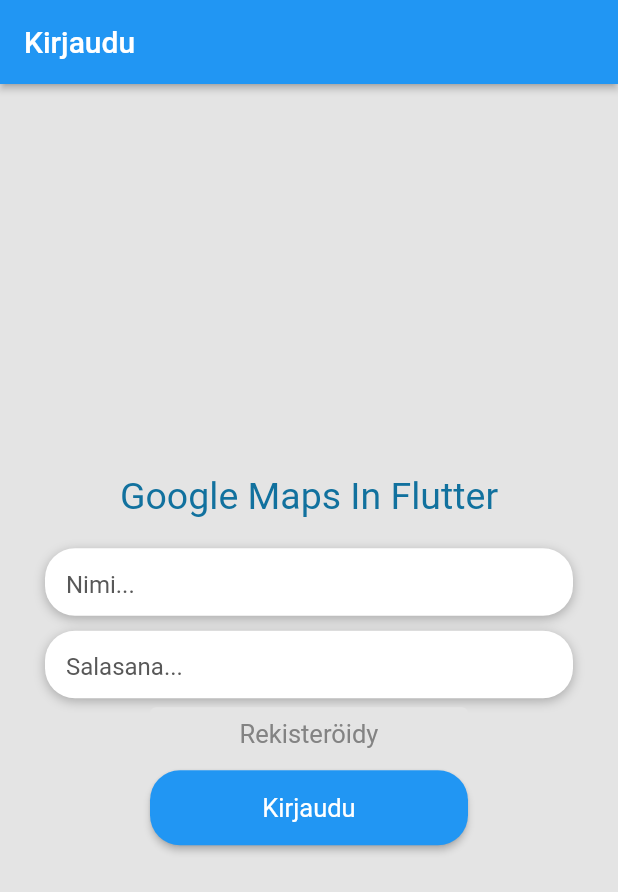
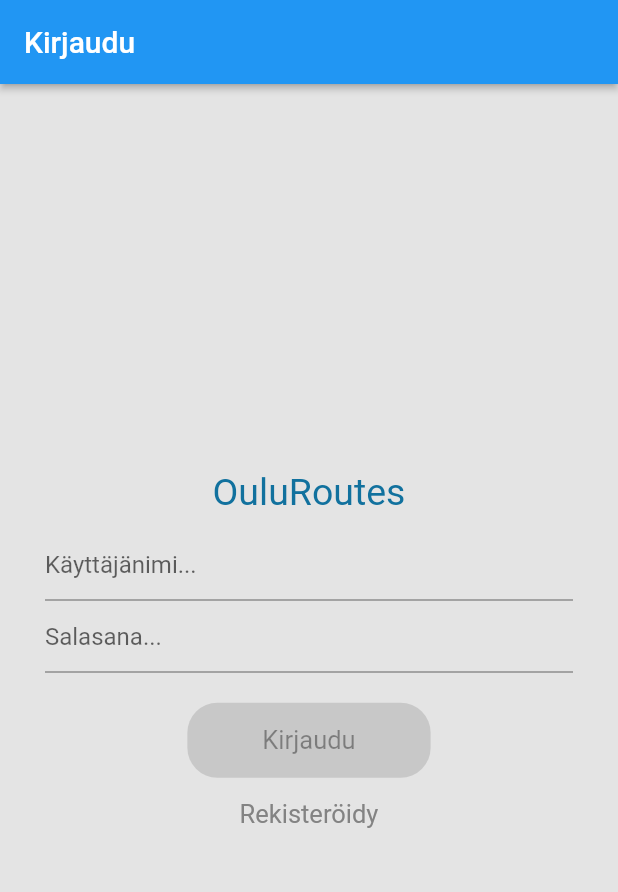
Before and after one commit to MobileProject10/MapApplication, a Flutter app: the screen it shows after launch, on a phone screen of 412 x 824 dp. Shown: the top 892 px of the screen. Run offline on Flutter 3.47's test engine with Material 2 defaults, Android fonts, the phone set to English and light mode, and no system bars; our stand-ins replace google_maps_flutter.

Commit message:
Kirjautumis -ja rekisteröintilomakkeen viimeistely

```diff
--- a/map_application/lib/LoginScreen.dart
+++ b/map_application/lib/LoginScreen.dart
@@ -4,68 +4,11 @@
 import 'RegisterScreen.dart';
 
 class LoginScreen extends StatefulWidget {
+  const LoginScreen({Key? key, required this.onSubmit}) : super(key: key);
+  final ValueChanged<String> onSubmit;
+
   @override
   State<StatefulWidget> createState() => _LoginScreenState();
-}
-
-Widget buildUsername() {
-  return Column(
-    crossAxisAlignment: CrossAxisAlignment.start,
-    children: <Widget>[
-      SizedBox(height: 10),
-      Container(
-        margin: EdgeInsets.only(left: 30, right: 30),
-        alignment: Alignment.centerLeft,
-        decoration: BoxDecoration(
-            color: Colors.white,
-            borderRadius: BorderRadius.circular(20),
-            boxShadow: [
-              BoxShadow(
-                  color: Colors.black26, blurRadius: 6, offset: Offset(0, 2))
-            ]),
-        height: 45,
-        child: TextField(
-          keyboardType: TextInputType.name,
-          style: TextStyle(color: Colors.black87),
-          decoration: InputDecoration(
-              border: InputBorder.none,
-              contentPadding: EdgeInsets.only(left: 14),
-              hintText: 'Nimi...',
-              hintStyle: TextStyle(color: Color.fromARGB(255, 88, 88, 88))),
-        ),
-      )
-    ],
-  );
-}
-
-Widget buildPassword() {
-  return Column(
-    crossAxisAlignment: CrossAxisAlignment.start,
-    children: <Widget>[
-      SizedBox(height: 10),
-      Container(
-        margin: EdgeInsets.only(left: 30, right: 30),
-        alignment: Alignment.centerLeft,
-        decoration: BoxDecoration(
-            color: Colors.white,
-            borderRadius: BorderRadius.circular(20),
-            boxShadow: [
-              BoxShadow(
-                  color: Colors.black26, blurRadius: 6, offset: Offset(0, 2))
-            ]),
-        height: 45,
-        child: TextField(
-          obscureText: true,
-          style: TextStyle(color: Colors.black87),
-          decoration: InputDecoration(
-              border: InputBorder.none,
-              contentPadding: EdgeInsets.only(left: 14),
-              hintText: 'Salasana...',
-              hintStyle: TextStyle(color: Color.fromARGB(255, 88, 88, 88))),
-        ),
-      )
-    ],
-  );
 }
 
 Widget buildRegisterBtn() {
@@ -73,10 +16,15 @@
     margin: EdgeInsets.only(left: 100, right: 100),
     width: double.infinity,
     child: ElevatedButton(
-      onPressed: () => {runApp(RegisterScreen())},
+      onPressed: () => {
+        runApp(RegisterScreen(
+          onSubmit: (String value) {},
+        ))
+      },
       style: ElevatedButton.styleFrom(
         primary: Color.fromARGB(255, 228, 228, 228),
         shadowColor: Colors.transparent,
+        elevation: 0,
       ),
       child: Text(
         'Rekisteröidy',
@@ -90,28 +38,57 @@
   );
 }
 
-Widget buildLoginBtn() {
-  return Container(
-    margin: EdgeInsets.only(left: 100, right: 100),
-    width: double.infinity,
-    child: ElevatedButton(
-      onPressed: () => {runApp(MyApp())},
-      style: ElevatedButton.styleFrom(
-          padding: EdgeInsets.all(15),
-          shape:
-              RoundedRectangleBorder(borderRadius: BorderRadius.circular(20))),
-      child: Text(
-        'Kirjaudu',
-        style: TextStyle(
-          fontSize: 17,
-          fontWeight: FontWeight.normal,
-        ),
-      ),
-    ),
-  );
-}
+class _LoginScreenState extends State<LoginScreen> {
+  final _controller = TextEditingController();
+  final _controller2 = TextEditingController();
 
-class _LoginScreenState extends State<LoginScreen> {
+  @override
+  void dispose() {
+    _controller.dispose();
+    _controller2.dispose();
+    super.dispose();
+  }
+
+  String? get _errorText {
+    // at any time, we can get the text from _controller.value.text
+    final text = _controller.value.text;
+    // Note: you can do your own custom validation here
+    // Move this logic this outside the widget for more testable code
+    if (text.isEmpty) {
+      return 'Kenttä ei voi olla tyhjä';
+    }
+    // return null if the text is valid
+    return null;
+  }
+
+  String? get _errorText2 {
+    // at any time, we can get the text from _controller.value.text
+    final text = _controller.value.text;
+    // Note: you can do your own custom validation here
+    // Move this logic this outside the widget for more testable code
+    if (text.isEmpty) {
+      return 'Kenttä ei voi olla tyhjä';
+    }
+    // return null if the text is valid
+    return null;
+  }
+
+  bool _submitted = false;
+
+  void _submit() {
+    setState(() => _submitted = true);
+    // if there is no error text
+    if (_errorText == null && _errorText2 == null) {
+      // notify the parent widget via the onSubmit callback
+      widget.onSubmit(_controller.value.text);
+      widget.onSubmit(_controller2.value.text);
+      runApp(MyApp());
+    }
+  }
+
+  final _text = '';
+  final _text2 = '';
+
   @override
   Widget build(BuildContext context) {
     return MaterialApp(
@@ -125,27 +102,67 @@
           child: GestureDetector(
             child: Stack(
               children: <Widget>[
+
                 Container(
+                  padding: EdgeInsets.only(left: 30, right: 30),
                   height: double.infinity,
                   width: double.infinity,
                   decoration: BoxDecoration(
                     color: Color.fromARGB(255, 228, 228, 228),
                   ),
+
                   child: Column(
                     mainAxisAlignment: MainAxisAlignment.center,
                     children: <Widget>[
+
                       Text(
-                        'Google Maps In Flutter',
+                        'OuluRoutes',
                         style: TextStyle(
                           color: Color.fromARGB(255, 17, 113, 158),
                           fontSize: 25,
                         ),
                       ),
+
                       SizedBox(height: 10),
-                      buildUsername(),
-                      buildPassword(),
+
+                      TextField(
+                        controller: _controller,
+                        decoration: InputDecoration(
+                          hintText: 'Käyttäjänimi...',
+                          errorText: _submitted ? _errorText : null,
+                        ),
+                        onChanged: (text) => setState(() => _text),
+                      ),
+
+                      TextField(
+                        obscureText: true,
+                        controller: _controller2,
+                        decoration: InputDecoration(
+                          hintText: 'Salasana...',
+                          errorText: _submitted ? _errorText2 : null,
+                        ),
+                        onChanged: (text) => setState(() => _text2),
+                      ),
+
+                      SizedBox(height: 20,),
+
+                      ElevatedButton(
+                          onPressed:
+                              _controller.value.text.isNotEmpty && _controller2.value.text.isNotEmpty ? _submit : null,
+                          style: ElevatedButton.styleFrom(
+                                  padding: EdgeInsets.only(top: 15, bottom: 15, left: 50, right: 50),
+                                  shape: RoundedRectangleBorder(
+                                      borderRadius: BorderRadius.circular(20))),
+                          child: Text(
+                            'Kirjaudu',
+                            style: TextStyle(
+                                  fontSize: 17,
+                                  fontWeight: FontWeight.normal,
+                                ),
+                          ),
+                        ),
+
                       buildRegisterBtn(),
-                      buildLoginBtn(),
                     ],
                   ),
                 )
--- a/map_application/lib/main.dart
+++ b/map_application/lib/main.dart
@@ -17,7 +17,7 @@
     return MaterialApp(
       title: 'Google Maps In Flutter',
       debugShowCheckedModeBanner: false,
-      home: LoginScreen(),
+      home: LoginScreen(onSubmit: (String value) {  },),
     );
   }
 }
```
Also changed, not shown: map_application/lib/RegisterScreen.dart (+159 -134 lines).
